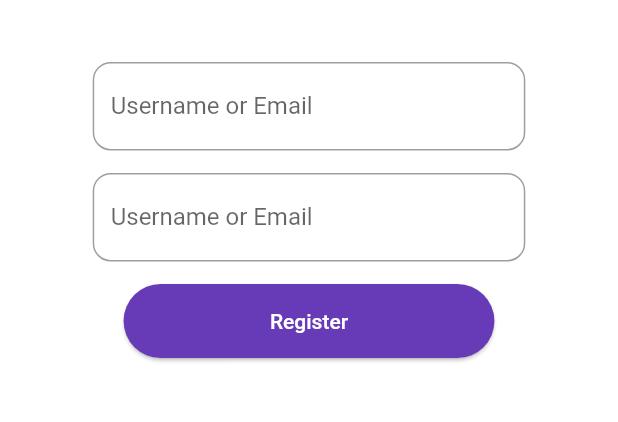
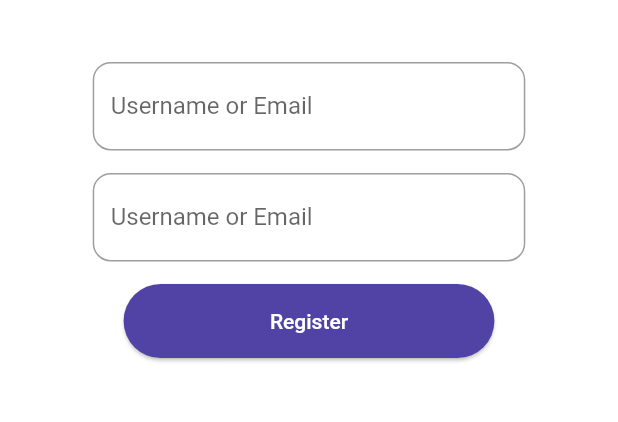
Before and after one commit to geekymeeky/chitchat, a Flutter app: the screen it shows after launch, after a tap on "Login", on a phone screen of 412 x 824 dp, the part 540-962 px from its top. Run offline on Flutter 3.47's test engine with Material 2 defaults, Android fonts, the phone set to English and light mode, and no system bars; our stand-ins replace animated_text_kit, firebase_auth, firebase_core; accounts and stored records are empty.

Commit message:
Added colors according to theme

```diff
--- a/lib/screens/login_screen.dart
+++ b/lib/screens/login_screen.dart
@@ -11,6 +11,7 @@ class LoginScreen extends StatefulWidget {
 
 class _LoginScreenState extends State<LoginScreen> {
   final _auth = FirebaseAuth.instance;
+  Color c = const Color(0xff5143A5);
   String email;
   String password;
   @override
@@ -93,7 +94,7 @@ class _LoginScreenState extends State<LoginScreen> {
                   }
                 },
                 style: TextButton.styleFrom(
-                    backgroundColor: Colors.deepPurple,
+                    backgroundColor: c,
                     shape: RoundedRectangleBorder(
                       borderRadius: BorderRadius.circular(50.0),
                     ),
--- a/lib/screens/registration_screen.dart
+++ b/lib/screens/registration_screen.dart
@@ -12,6 +12,7 @@ class RegistrationScreen extends StatefulWidget {
 
 class _RegistrationScreenState extends State<RegistrationScreen> {
   final _auth = FirebaseAuth.instance;
+  Color c = const Color(0xffE8CC09);
   String email;
   String password;
   @override
@@ -92,7 +93,7 @@ class _RegistrationScreenState extends State<RegistrationScreen> {
                   print(e);
                 }
               },
-              color: Colors.orangeAccent,
+              color: c,
               text: 'Register',
               queryData: queryData,
             )
--- a/lib/screens/welcome_screen.dart
+++ b/lib/screens/welcome_screen.dart
@@ -29,6 +29,8 @@ class _WelcomeScreenState extends State<WelcomeScreen> {
   @override
   Widget build(BuildContext context) {
     MediaQueryData queryData;
+    Color yellow = const Color(0xffE8CC09);
+    Color purple = const Color(0xff5143A5);
     queryData = MediaQuery.of(context);
     return Scaffold(
       appBar: AppBar(),
@@ -71,7 +73,7 @@ class _WelcomeScreenState extends State<WelcomeScreen> {
             ),
             PillButton(
               text: 'Login',
-              color: Colors.deepPurple,
+              color: purple,
               onPress: () {
                 Navigator.pushNamed(context, 'login_screen');
               },
@@ -82,7 +84,7 @@ class _WelcomeScreenState extends State<WelcomeScreen> {
             ),
             PillButton(
               text: 'Register',
-              color: Colors.orangeAccent,
+              color: yellow,
               onPress: () {
                 Navigator.pushNamed(context, 'registration_screen');
               },
```
